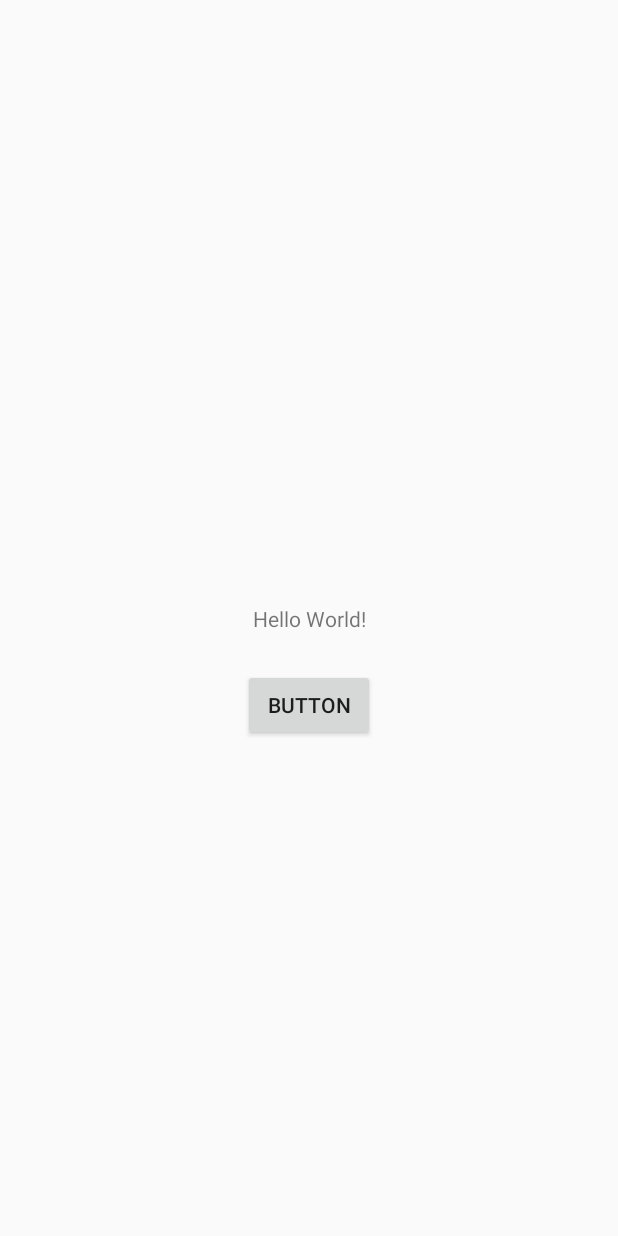
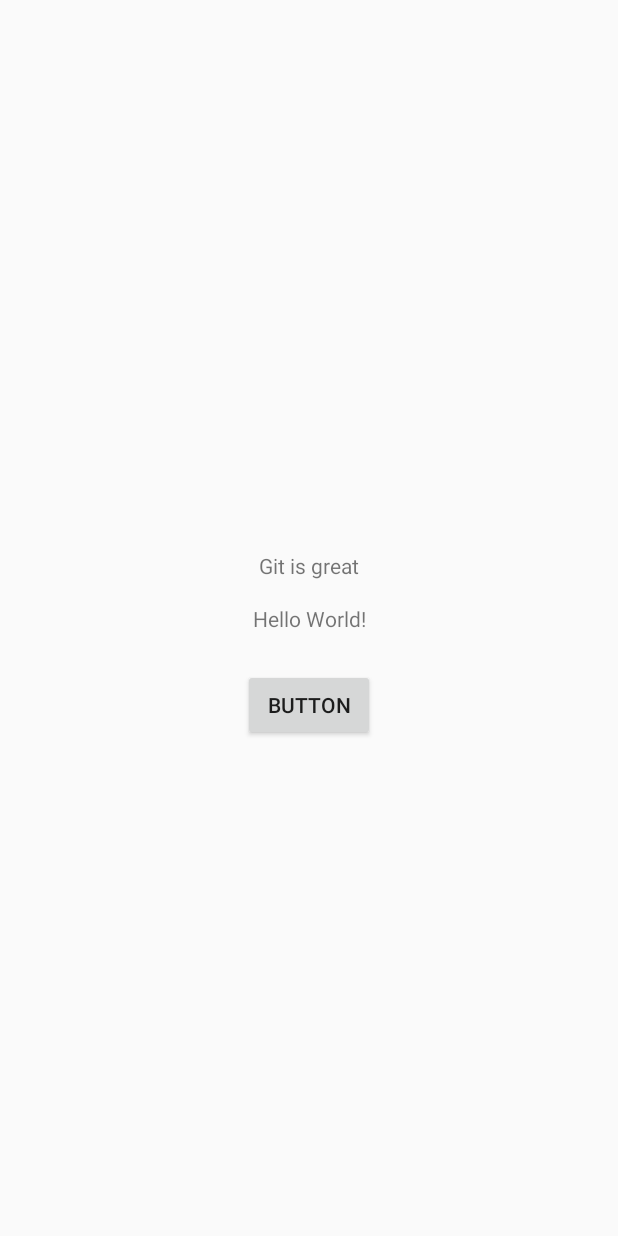
Before and after one commit to pshetty18/gitexampleforandroid, an Android app: the screen it shows after launch (MainActivity), on a phone screen of 412 x 824 dp. Run offline under Robolectric (Android 15) with nearby library versions, the phone set to English and light mode, and no system bars.

Commit message:
Added new text

```diff
--- a/app/src/main/java/com/training/gitexampleforandroid/MainActivity.kt
+++ b/app/src/main/java/com/training/gitexampleforandroid/MainActivity.kt
@@ -9,5 +9,6 @@ class MainActivity : AppCompatActivity() {
         super.onCreate(savedInstanceState)
         setContentView(R.layout.activity_main)
         var occupation = "Developer"
+        var name = "Pratish"
     }
 }
--- a/app/src/main/res/layout/activity_main.xml
+++ b/app/src/main/res/layout/activity_main.xml
@@ -27,4 +27,15 @@
         app:layout_constraintStart_toStartOf="parent"
         app:layout_constraintTop_toBottomOf="@+id/textView" />
 
+    <TextView
+        android:id="@+id/textView2"
+        android:layout_width="wrap_content"
+        android:layout_height="wrap_content"
+        android:layout_marginBottom="16dp"
+        android:text="Git is great"
+        app:layout_constraintBottom_toTopOf="@+id/textView"
+        app:layout_constraintEnd_toEndOf="parent"
+        app:layout_constraintHorizontal_bias="0.5"
+        app:layout_constraintStart_toStartOf="parent" />
+
 </android.support.constraint.ConstraintLayout>
```
